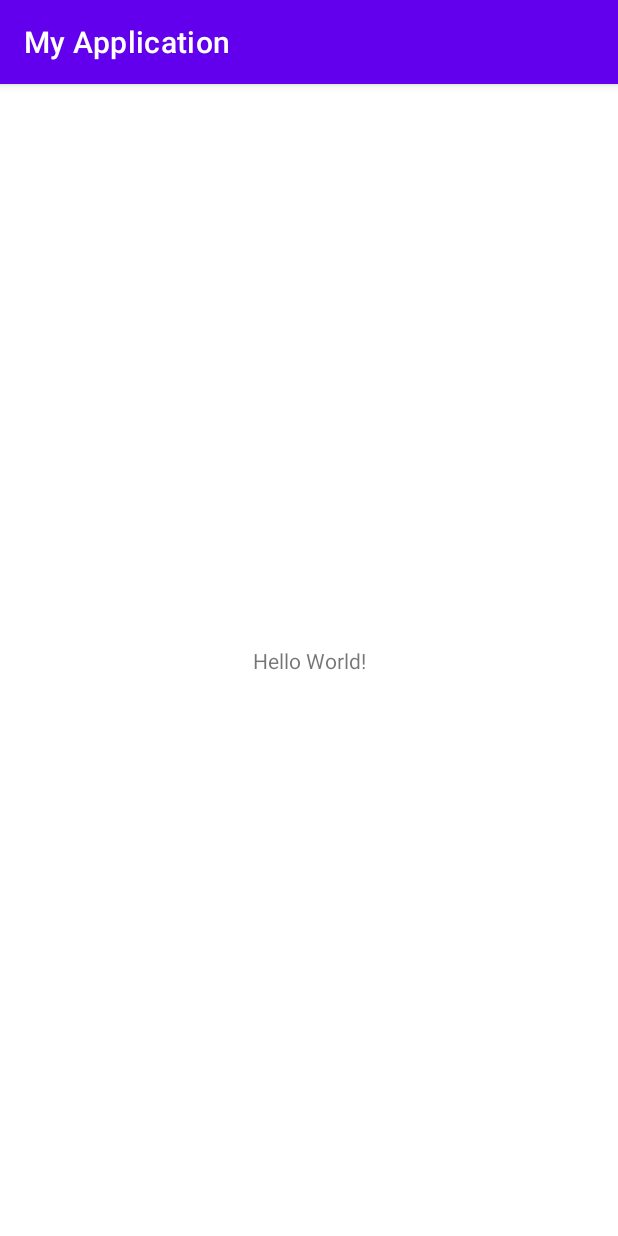
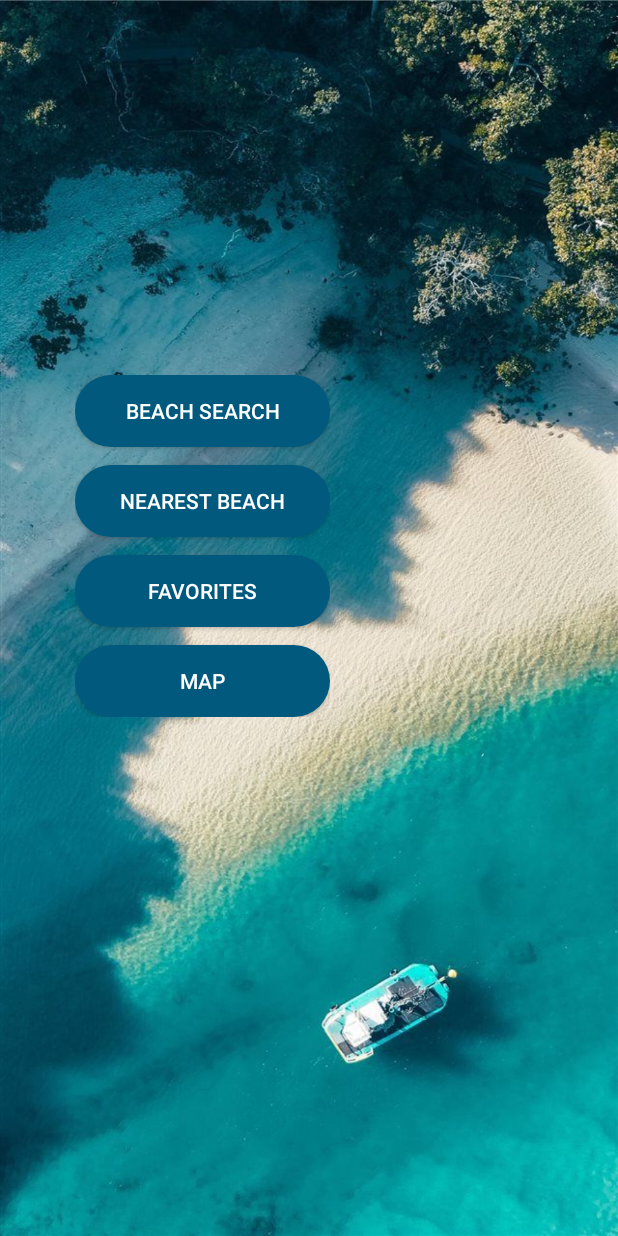
Before and after one commit to ChrisTurner-s3931227/IntroToIT_Assignment3, an Android app: the screen it shows after launch (MainActivity), on a phone screen of 412 x 824 dp. Run offline under Robolectric (Android 15) with nearby library versions, the phone set to English and light mode, and no system bars.

Commit message:
App Landing feature added

```diff
--- /dev/null
+++ b/App/app/src/main/res/drawable/round_button.xml
@@ -0,0 +1,10 @@
+<?xml version="1.0" encoding="utf-8"?>
+<shape xmlns:android="http://schemas.android.com/apk/res/android">
+<solid android:color="@color/magenta"/>
+    <corners
+        android:topLeftRadius="50dp"
+        android:topRightRadius="50dp"
+        android:bottomLeftRadius="50dp"
+        android:bottomRightRadius="50dp"
+        />
+</shape>
--- a/App/app/src/main/res/layout/activity_main.xml
+++ b/App/app/src/main/res/layout/activity_main.xml
@@ -1,18 +1,59 @@
 <?xml version="1.0" encoding="utf-8"?>
-<androidx.constraintlayout.widget.ConstraintLayout xmlns:android="http://schemas.android.com/apk/res/android"
+<LinearLayout xmlns:android="http://schemas.android.com/apk/res/android"
     xmlns:app="http://schemas.android.com/apk/res-auto"
     xmlns:tools="http://schemas.android.com/tools"
     android:layout_width="match_parent"
     android:layout_height="match_parent"
+    android:background="@drawable/pic"
     tools:context=".MainActivity">
 
-    <TextView
+    <LinearLayout
         android:layout_width="wrap_content"
         android:layout_height="wrap_content"
-        android:text="Hello World!"
-        app:layout_constraintBottom_toBottomOf="parent"
-        app:layout_constraintLeft_toLeftOf="parent"
-        app:layout_constraintRight_toRightOf="parent"
-        app:layout_constraintTop_toTopOf="parent" />
+        android:orientation="vertical"
+        android:layout_marginTop="250dp"
+        android:layout_marginLeft="50dp"
+        >
+        <Button
+            android:id="@+id/beach_search"
+            android:layout_width="wrap_content"
+            android:layout_height="wrap_content"
+            android:text="Beach Search"
+            android:background="@drawable/round_button"
+            android:textColor="@color/white"
+            android:width="170dp"
+            />
+        <Button
+            android:id="@+id/nearest_beach"
+            android:layout_width="wrap_content"
+            android:layout_height="wrap_content"
+            android:text="Nearest Beach"
+            android:layout_marginTop="12dp"
+            android:background="@drawable/round_button"
+            android:width="170dp"
+            android:textColor="@color/white"
+            />
+        <Button
+            android:id="@+id/favorites"
+            android:layout_width="wrap_content"
+            android:layout_height="wrap_content"
+            android:text="Favorites"
+            android:layout_marginTop="12dp"
+            android:width="170dp"
+            android:background="@drawable/round_button"
+            android:textColor="@color/white"
+            />
 
-</androidx.constraintlayout.widget.ConstraintLayout>
+        <Button
+            android:id="@+id/map"
+            android:layout_width="wrap_content"
+            android:layout_height="wrap_content"
+            android:layout_marginTop="12dp"
+            android:text="Map"
+            android:width="170dp"
+            android:background="@drawable/round_button"
+            android:textColor="@color/white"
+            />
+    </LinearLayout>
+
+</LinearLayout>
--- a/App/app/src/main/res/values-night/themes.xml
+++ b/App/app/src/main/res/values-night/themes.xml
@@ -1,6 +1,6 @@
 <resources xmlns:tools="http://schemas.android.com/tools">
     <!-- Base application theme. -->
-    <style name="Theme.MyApplication" parent="Theme.MaterialComponents.DayNight.DarkActionBar">
+    <style name="Theme.MyApplication" parent="Theme.AppCompat.DayNight.NoActionBar">
         <!-- Primary brand color. -->
         <item name="colorPrimary">@color/purple_200</item>
         <item name="colorPrimaryVariant">@color/purple_700</item>
--- a/App/app/src/main/res/values/colors.xml
+++ b/App/app/src/main/res/values/colors.xml
@@ -7,4 +7,5 @@
     <color name="teal_700">#FF018786</color>
     <color name="black">#FF000000</color>
     <color name="white">#FFFFFFFF</color>
+    <color name="magenta">#015A7E</color>
 </resources>
--- a/App/app/src/main/res/values/themes.xml
+++ b/App/app/src/main/res/values/themes.xml
@@ -1,6 +1,6 @@
 <resources xmlns:tools="http://schemas.android.com/tools">
     <!-- Base application theme. -->
-    <style name="Theme.MyApplication" parent="Theme.MaterialComponents.DayNight.DarkActionBar">
+    <style name="Theme.MyApplication" parent="Theme.AppCompat.DayNight.NoActionBar">
         <!-- Primary brand color. -->
         <item name="colorPrimary">@color/purple_500</item>
         <item name="colorPrimaryVariant">@color/purple_700</item>
--- a/App/build.gradle
+++ b/App/build.gradle
@@ -1,7 +1,7 @@
 // Top-level build file where you can add configuration options common to all sub-projects/modules.
 plugins {
-    id 'com.android.application' version '7.1.3' apply false
-    id 'com.android.library' version '7.1.3' apply false
+    id 'com.android.application' version '7.2.0' apply false
+    id 'com.android.library' version '7.2.0' apply false
 }
 
 task clean(type: Delete) {
```
Also changed, not shown: App/app/src/main/res/drawable/pic.jpg (added), App/gradle/wrapper/gradle-wrapper.properties.
